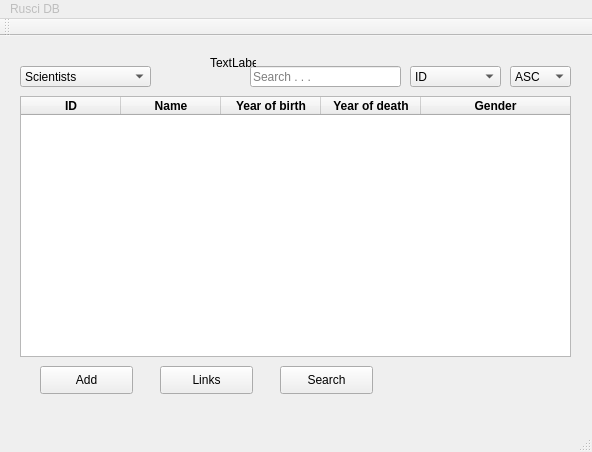
Above: mainwindow.ui from gudmundurb/H22 before the change. Below: the same form after it.
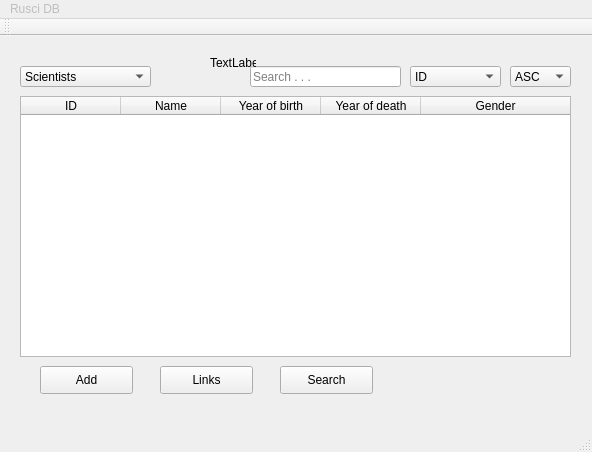
That is the form after the change.

Commit message: Scientist table ordid good

```diff
--- a/mainwindow.ui
+++ b/mainwindow.ui
@@ -70,8 +70,8 @@
     </property>
     <property name="font">
      <font>
-      <weight>75</weight>
-      <bold>true</bold>
+      <weight>50</weight>
+      <bold>false</bold>
      </font>
     </property>
     <property name="cursor" stdset="0">
```
The commit also changes 1 other file.
